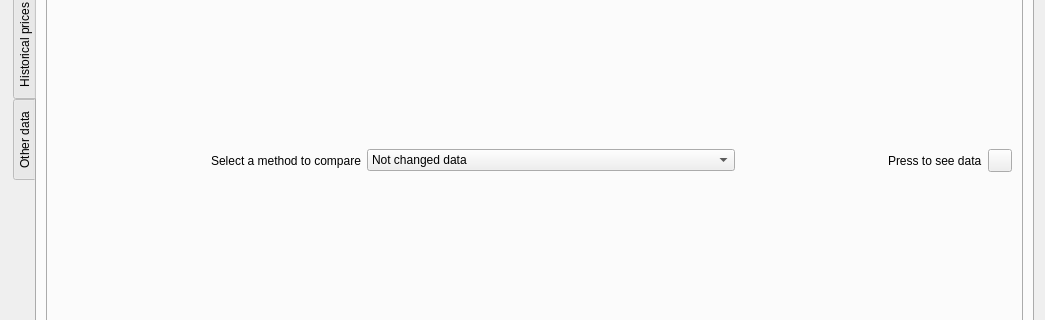
Before: the Qt Designer form ui/frmProductReport.ui in turulomio/xulpymoney, drawn with Qt 5; both pictures show x 0 to 1045 and y 251 to 571 of the 1045 by 775 pixel window.
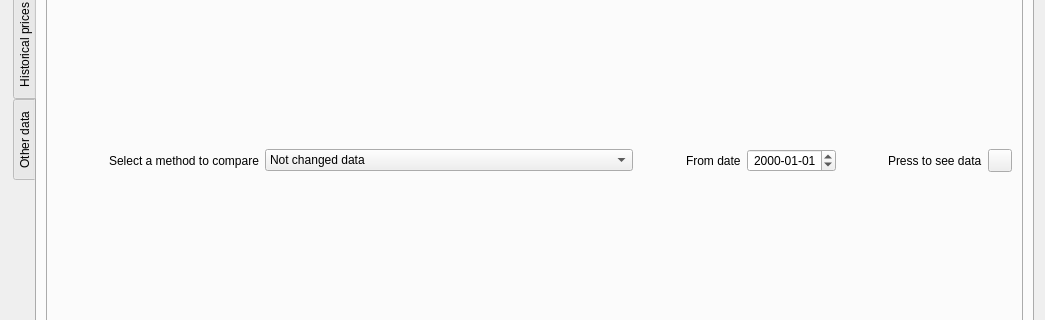
After: the same form once the commit is applied. Icons and pictures are not drawn. Custom widgets are drawn as their Qt base class.

Commit message: Added from date in comparation

What changed in the file:
```diff
--- a/ui/frmProductReport.ui
+++ b/ui/frmProductReport.ui
@@ -902,6 +902,36 @@
                    </item>
                   </widget>
                  </item>
+                 <item>
+                  <spacer name="horizontalSpacer_7">
+                   <property name="orientation">
+                    <enum>Qt::Horizontal</enum>
+                   </property>
+                   <property name="sizeHint" stdset="0">
+                    <size>
+                     <width>40</width>
+                     <height>20</height>
+                    </size>
+                   </property>
+                  </spacer>
+                 </item>
+                 <item>
+                  <widget class="QLabel" name="label_7">
+                   <property name="text">
+                    <string>From date</string>
+                   </property>
+                  </widget>
+                 </item>
+                 <item>
+                  <widget class="QDateEdit" name="deCompare">
+                   <property name="alignment">
+                    <set>Qt::AlignRight|Qt::AlignTrailing|Qt::AlignVCenter</set>
+                   </property>
+                   <property name="displayFormat">
+                    <string>yyyy-MM-dd</string>
+                   </property>
+                  </widget>
+                 </item>
                  <item>
                   <spacer name="horizontalSpacer_5">
                    <property name="orientation">
```
The commit also changes 7 other files.
